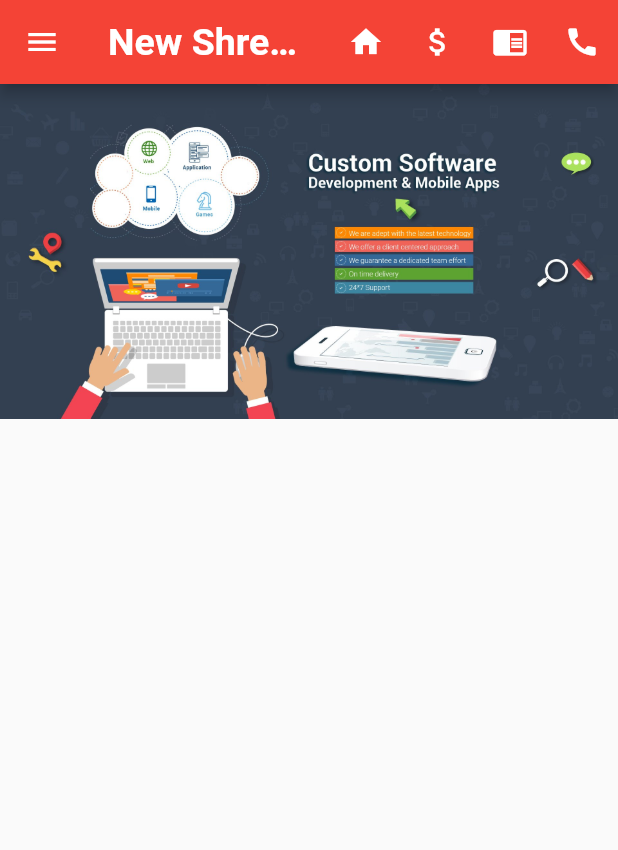
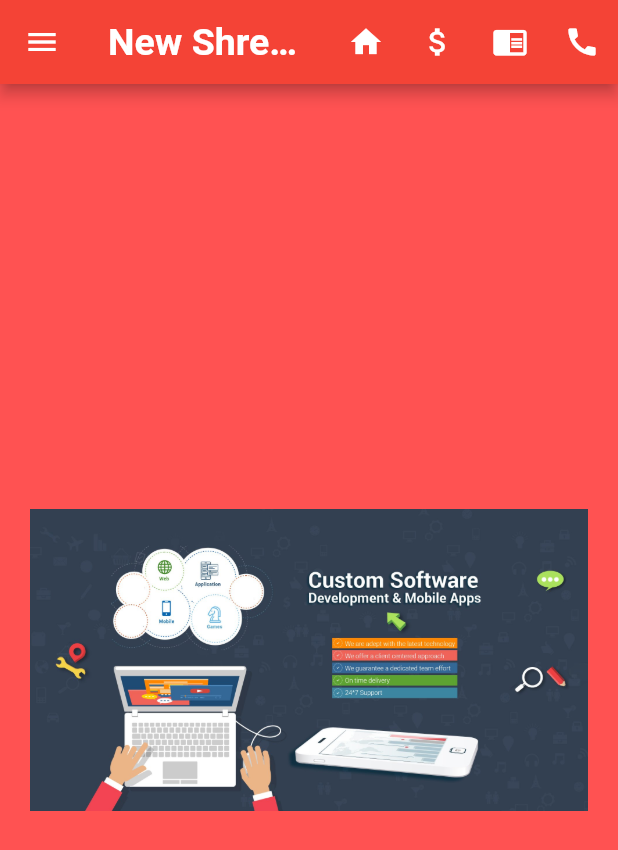
Before and after one commit to iamkishansharma/f_web, a Flutter app: the MoneyTrackHome screen opened directly, after a tap on the "home" icon, on a phone screen of 412 x 824 dp. Shown: the top 850 px of the screen. Run offline on Flutter 3.47's test engine with Material 2 defaults, Android fonts, the phone set to English and light mode, and no system bars; our stand-ins replace webview_flutter; network calls fail.

Commit message:
Second Commit

```diff
--- a/lib/main.dart
+++ b/lib/main.dart
@@ -115,6 +115,9 @@ class _HomePageState extends State<HomePage> {
         ),
       ),
       body: Container(
+        alignment: Alignment.center,
+        color: Colors.redAccent,
+        padding: EdgeInsets.all(20),
         child: Image.asset('images/banner.jpg', width: double.infinity,),
       ),
     );
--- a/lib/money_track.dart
+++ b/lib/money_track.dart
@@ -1,5 +1,3 @@
-import 'dart:html';
-
 import 'package:f_web/about_us.dart';
 import 'package:f_web/contact_us.dart';
 import 'package:flutter/material.dart';
@@ -115,9 +113,11 @@ class _MoneyTrackHomeState extends State<MoneyTrackHome> {
           ],
         ),
       ),
-      body: WebView(
-        initialUrl: 'https://www.google.com',
-        javascriptMode: JavascriptMode.unrestricted,
+      body: Container(
+        color: Colors.pinkAccent,
+        alignment: Alignment.center,
+        padding: EdgeInsets.all(20),
+        child: Image.asset('images/banner.jpg', scale: 0.8, colorBlendMode: BlendMode.darken,),
       ),
     );
   }
--- a/pubspec.yaml
+++ b/pubspec.yaml
@@ -29,6 +29,7 @@ dependencies:
   # Use with the CupertinoIcons class for iOS style icons.
   cupertino_icons: ^0.1.3
   webview_flutter:
+
 
 dev_dependencies:
   flutter_test:
```
